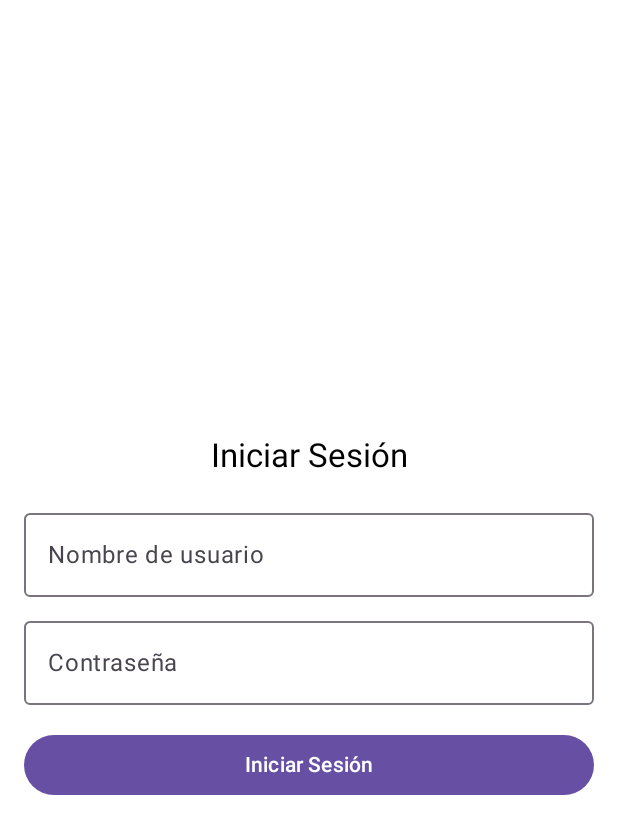
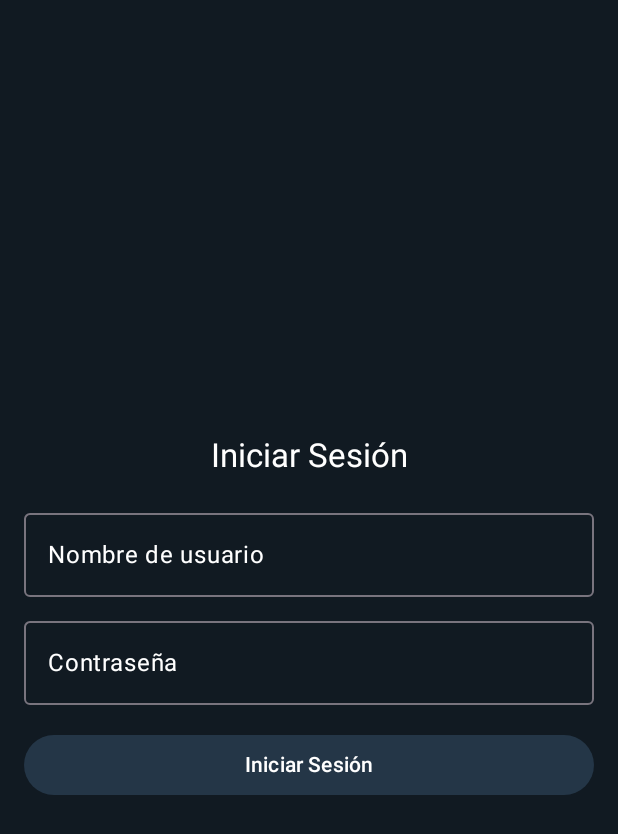
Before and after one commit to Naxohz/StreamingAPP2, an Android app built with Jetpack Compose: the LoginActivity screen opened directly, with no data from a screen before it, on a phone screen of 412 x 824 dp. Shown: the top 834 px of the screen. Run offline under Robolectric (Android 15) with nearby library versions, the phone set to English and light mode, and no system bars.

Commit message:
Nuevo diseño y con la ubicacion en texto y no en latitude y longitude

```diff
--- a/app/build.gradle.kts
+++ b/app/build.gradle.kts
@@ -71,6 +71,7 @@ dependencies {
     androidTestImplementation(libs.androidx.ui.test.junit4)
     debugImplementation(libs.androidx.ui.tooling)
     debugImplementation(libs.androidx.ui.test.manifest)
+    implementation ("com.google.android.gms:play-services-location:20.0.0")
     // ROOM Dependencies
     implementation("androidx.room:room-runtime:$room_version")
     //kapt("androidx.room:room-compiler:$room_version")
--- a/app/src/main/java/com/example/streamingapp/LoginActivity.kt
+++ b/app/src/main/java/com/example/streamingapp/LoginActivity.kt
@@ -7,20 +7,23 @@ import android.widget.Toast
 import androidx.activity.ComponentActivity
 import androidx.activity.compose.setContent
 import androidx.activity.viewModels
+import androidx.compose.foundation.background
 import androidx.compose.foundation.layout.*
+import androidx.compose.foundation.text.KeyboardActions
+import androidx.compose.foundation.text.KeyboardOptions
 import androidx.compose.material3.*
 import androidx.compose.runtime.Composable
 import androidx.compose.runtime.mutableStateOf
 import androidx.compose.runtime.remember
 import androidx.compose.ui.Alignment
 import androidx.compose.ui.Modifier
+import androidx.compose.ui.graphics.Color
+import androidx.compose.ui.text.TextStyle
+import androidx.compose.ui.text.input.ImeAction
 import androidx.compose.ui.unit.dp
 import androidx.compose.ui.tooling.preview.Preview
 import androidx.compose.ui.text.input.PasswordVisualTransformation
 import com.example.streamingapp.data.UserViewModel
-import kotlinx.coroutines.CoroutineScope
-import kotlinx.coroutines.Dispatchers
-import kotlinx.coroutines.launch
 
 class LoginActivity : ComponentActivity() {
     private val userViewModel: UserViewModel by viewModels() // Usando ViewModelProvider
@@ -38,32 +41,61 @@ class LoginActivity : ComponentActivity() {
         val username = remember { mutableStateOf("") }
         val password = remember { mutableStateOf("") }
 
+        // Establecer el fondo del diseño
+        Box(
+            modifier = Modifier
+                .fillMaxSize()
+                .background(Color(0xFF111A22)),
+            contentAlignment = Alignment.Center
+        ) {
             Column(
                 modifier = Modifier
-                .fillMaxSize()
+                    .fillMaxWidth()
                     .padding(16.dp),
                 verticalArrangement = Arrangement.Center,
                 horizontalAlignment = Alignment.CenterHorizontally
             ) {
-            Text(text = "Iniciar Sesión", style = MaterialTheme.typography.titleLarge)
+                // Texto del encabezado con el color blanco
+                Text(
+                    text = "Iniciar Sesión",
+                    style = MaterialTheme.typography.titleLarge,
+                    color = Color.White // Color de texto igual que en RegisterActivity
+                )
 
                 Spacer(modifier = Modifier.height(16.dp))
 
                 OutlinedTextField(
                     value = username.value,
                     onValueChange = { username.value = it },
-                label = { Text("Nombre de usuario") },
-                modifier = Modifier.fillMaxWidth()
+                    label = { Text("Nombre de usuario", color = Color.White) }, // Color de texto en la etiqueta
+                    modifier = Modifier.fillMaxWidth(),
+                    textStyle = TextStyle(color = Color.White),
+                    singleLine = true,
+                    keyboardOptions = KeyboardOptions.Default.copy(
+                        imeAction = ImeAction.Next
+                    ),
+                    keyboardActions = KeyboardActions(
+                        onNext = {}
                     )
+                    )
+
 
                 Spacer(modifier = Modifier.height(8.dp))
 
                 OutlinedTextField(
                     value = password.value,
                     onValueChange = { password.value = it },
-                label = { Text("Contraseña") },
+                    label = { Text("Contraseña", color = Color.White) }, // Color de texto en la etiqueta
                     modifier = Modifier.fillMaxWidth(),
-                visualTransformation = PasswordVisualTransformation()
+                    textStyle = TextStyle(color = Color.White),
+                    visualTransformation = PasswordVisualTransformation(),
+                    singleLine = true,
+                    keyboardOptions = KeyboardOptions.Default.copy(
+                        imeAction = ImeAction.Next
+                    ),
+                    keyboardActions = KeyboardActions(
+                        onNext = {}
+                    )
                 )
 
                 Spacer(modifier = Modifier.height(16.dp))
@@ -76,9 +108,11 @@ class LoginActivity : ComponentActivity() {
                             Toast.makeText(this@LoginActivity, "Por favor, completa todos los campos", Toast.LENGTH_SHORT).show()
                         }
                     },
-                modifier = Modifier.fillMaxWidth()
+                    modifier = Modifier.fillMaxWidth(),
+                    colors = ButtonDefaults.buttonColors(containerColor = Color(0xFF243647))
                 ) {
-                Text(text = "Iniciar Sesión")
+                    Text(text = "Iniciar Sesión", color = Color.White) // Color de texto del botón
+                }
             }
         }
     }
```
Also changed, not shown: app/src/main/java/com/example/streamingapp/MainActivity.kt (+12 -17 lines), app/src/main/java/com/example/streamingapp/RegisterActivity.kt (+61 -34 lines). Lines whose indentation alone changed are shown as unchanged.
